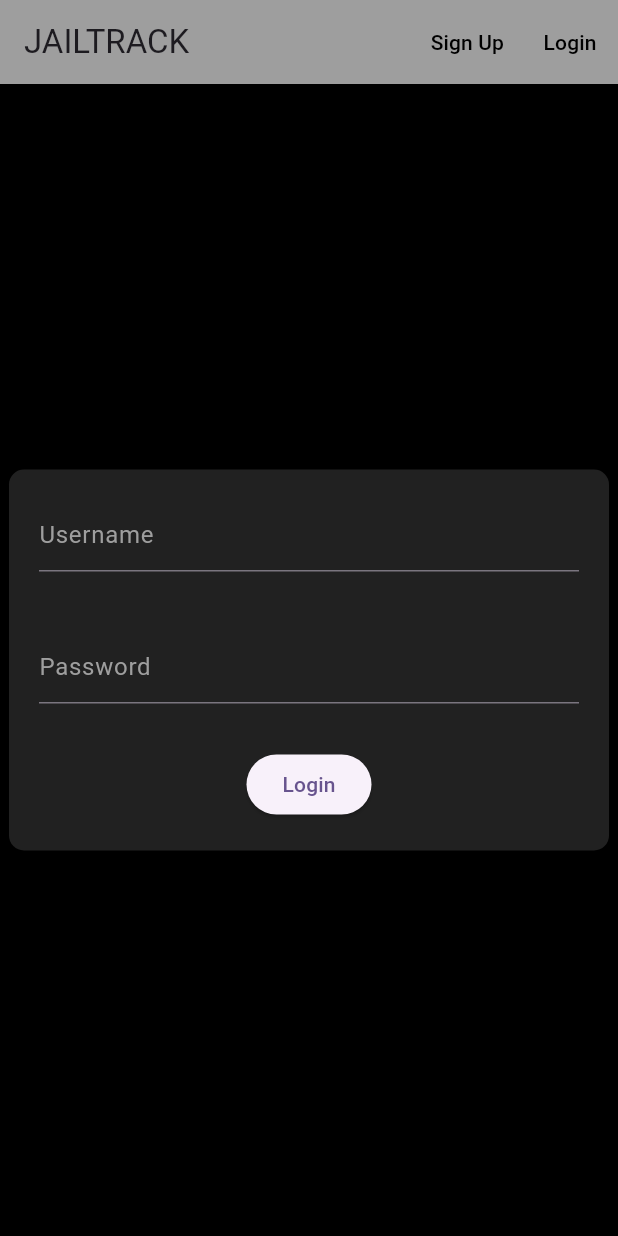
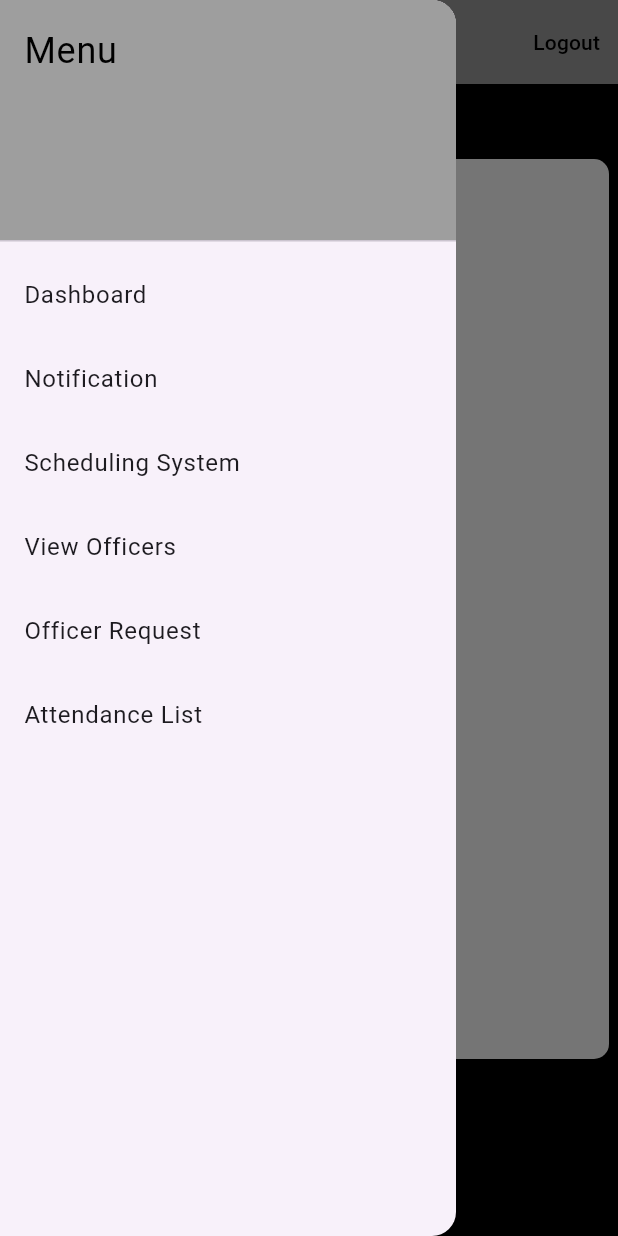
Before and after one commit to junas0604/JailTrack_Jail_Facility_Web, a Flutter app: the screen it shows after launch, with the side drawer open (before the commit the screen has no drawer), on a phone screen of 412 x 824 dp. Run offline on Flutter 3.47's test engine with Material 3 defaults, Android fonts, the light colour scheme and no system bars; network calls fail.

Commit message:
Third Commit

```diff
--- a/lib/main.dart
+++ b/lib/main.dart
@@ -1,5 +1,8 @@
 import 'package:flutter/material.dart';
 import 'package:jail_track_jail_facility_web/dasboard_page.dart';
+import 'package:jail_track_jail_facility_web/main_dashboard_page.dart';
+import 'package:jail_track_jail_facility_web/notification_page.dart';
+import 'package:jail_track_jail_facility_web/officer_request_page.dart';
 
 void main() {
   runApp(const MyApp());
@@ -17,7 +20,7 @@ class MyApp extends StatelessWidget {
         colorScheme: ColorScheme.fromSeed(seedColor: Colors.deepPurple),
         useMaterial3: true,
       ),
-      home: const MyDashboardPageWidget(),
+      home: const MyMainDashboardPageWidget(),
 
     );
   }
--- /dev/null
+++ b/lib/main_dashboard_page.dart
@@ -0,0 +1,150 @@
+import 'dart:ui';
+import 'package:flutter/material.dart';
+import 'package:jail_track_jail_facility_web/notification_page.dart';
+import 'package:jail_track_jail_facility_web/officer_request_page.dart';
+import 'dasboard_page.dart';
+import 'signup_page.dart';
+
+class MyMainDashboardPageWidget extends StatelessWidget {
+  const MyMainDashboardPageWidget({Key? key}) : super(key: key);
+
+  @override
+  Widget build(BuildContext context) {
+    return Scaffold(
+      backgroundColor: Colors.black, // Set background color to black
+      appBar: AppBar(
+        backgroundColor: Colors.grey,
+        title: const Text('JAILTRACK'),
+        actions: [
+          TextButton(
+            onPressed: () {
+              Navigator.pushReplacement(
+                context,
+                MaterialPageRoute(builder: (context) => const MyDashboardPageWidget()),
+              );
+            },
+            child: const Text('Logout', style: TextStyle(color: Colors.black),),
+          ),
+        ],
+      ),
+
+      drawer: Drawer(
+        child: ListView(
+          padding: EdgeInsets.zero,
+          children: <Widget>[
+            DrawerHeader(
+              decoration: BoxDecoration(
+                color: Colors.grey,
+              ),
+              child: Text(
+                'Menu',
+                style: TextStyle(
+                  color: Colors.black,
+                  fontSize: 24,
+                ),
+              ),
+            ),
+            ListTile(
+              title: Text('Dashboard'),
+              onTap: () {
+                // Navigate to Dashboard page
+                Navigator.pop(context); // Close the drawer
+                Navigator.push(context, MaterialPageRoute(builder: (context) => MyMainDashboardPageWidget()));
+              },
+            ),
+            ListTile(
+              title: Text('Notification'),
+              onTap: () {
+                // Navigate to Notification page
+                Navigator.pop(context); // Close the drawer
+                Navigator.push(context, MaterialPageRoute(builder: (context) => MyNotificationPageWidget()));
+              },
+            ),
+            ListTile(
+              title: Text('Scheduling System'),
+              onTap: () {
+                // Navigate to Scheduling System page
+                Navigator.pop(context); // Close the drawer
+                // Add navigation logic here
+              },
+            ),
+            ListTile(
+              title: Text('View Officers'),
+              onTap: () {
+                // Navigate to View Officers page
+                Navigator.pop(context); // Close the drawer
+
+              },
+            ),
+             ListTile(
+              title: Text('Officer Request'),
+              onTap: () {
+                // Navigate to View Officers page
+                Navigator.pop(context); // Close the drawer
+                Navigator.push(context, MaterialPageRoute(builder: (context) => MyOfficerRequestPageWidget()));
+              },
+            ),
+             ListTile(
+              title: Text('Attendance List'),
+              onTap: () {
+                // Navigate to View Officers page
+                Navigator.pop(context); // Close the drawer
+                // Add navigation logic here
+              },
+            ),
+          ],
+        ),
+      ),
+
+      body: SingleChildScrollView(
+        child: Stack(
+          children: [
+            // Background image with opacity
+            ColorFiltered(
+              colorFilter: ColorFilter.mode(Colors.black.withOpacity(0.35), BlendMode.dstATop),
+              child: Container(
+                decoration: BoxDecoration(
+                  image: DecorationImage(
+                    image: NetworkImage(
+                      'https://i0.wp.com/governmentph.com/wp-content/uploads/2018/09/How-to-Apply-to-BJMP-Process.png?fit=1200%2C628&ssl=1',
+                    ),
+                    fit: BoxFit.cover,
+                  ),
+                ),
+              ),
+            ),
+            Center(
+              child: Padding(
+                padding: const EdgeInsets.only(top: 50.0),
+                child: Container(
+                  width: 400,
+                  height: 600,
+                  decoration: BoxDecoration(
+                    color: Colors.white,
+                    borderRadius: BorderRadius.circular(10.0),
+                  ),
+                  padding: const EdgeInsets.all(20.0),
+                  child: Column(
+                    mainAxisSize: MainAxisSize.min,
+                    children: [
+                      Text(
+                        'Main Dashboard',
+                        style: TextStyle(color: Colors.black),
+                      ),
+                    ],
+                  ),
+                ),
+              ),
+            ),
+          ],
+        ),
+      ),
+    );
+  }
+}
+
+void main() {
+  runApp(const MaterialApp(
+    home: MyMainDashboardPageWidget(),
+  ));
+}
```
Also changed, not shown: lib/dasboard_page.dart (+24 -23 lines), lib/notification_page.dart (added, +151 -0 lines), lib/officer_request_page.dart (added, +149 -0 lines), lib/signup_page.dart (+48 -7 lines).
